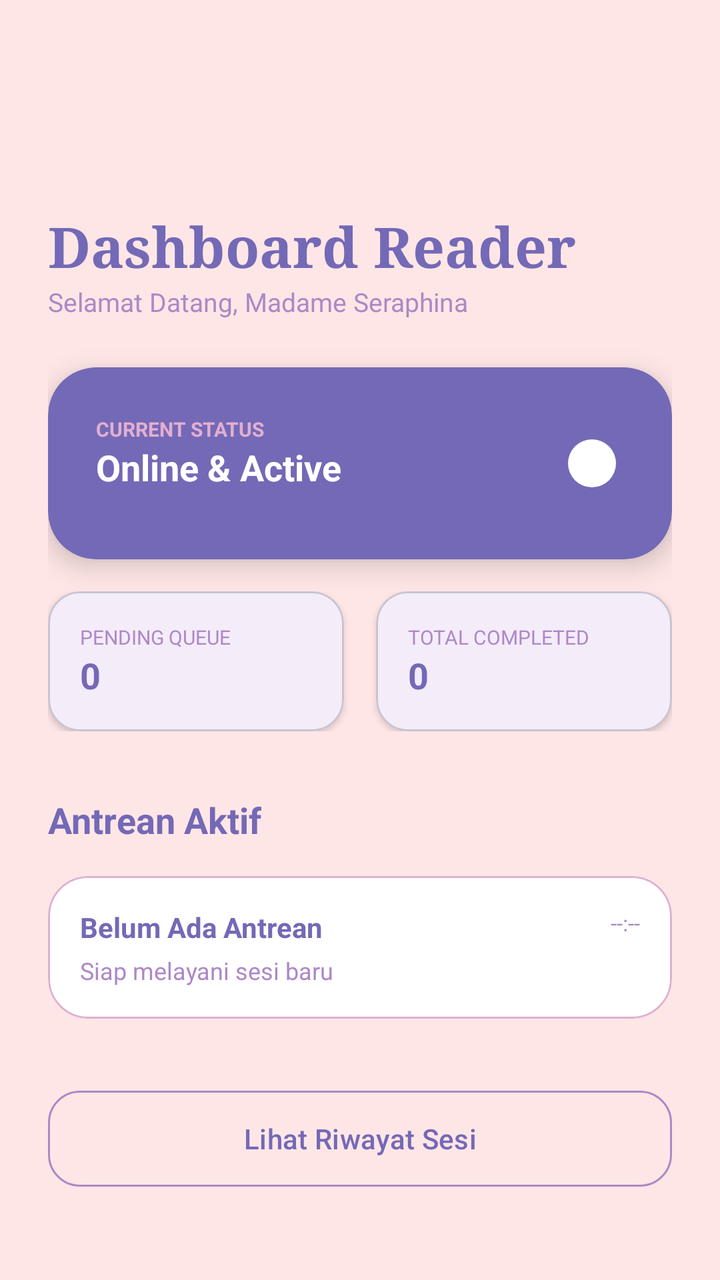
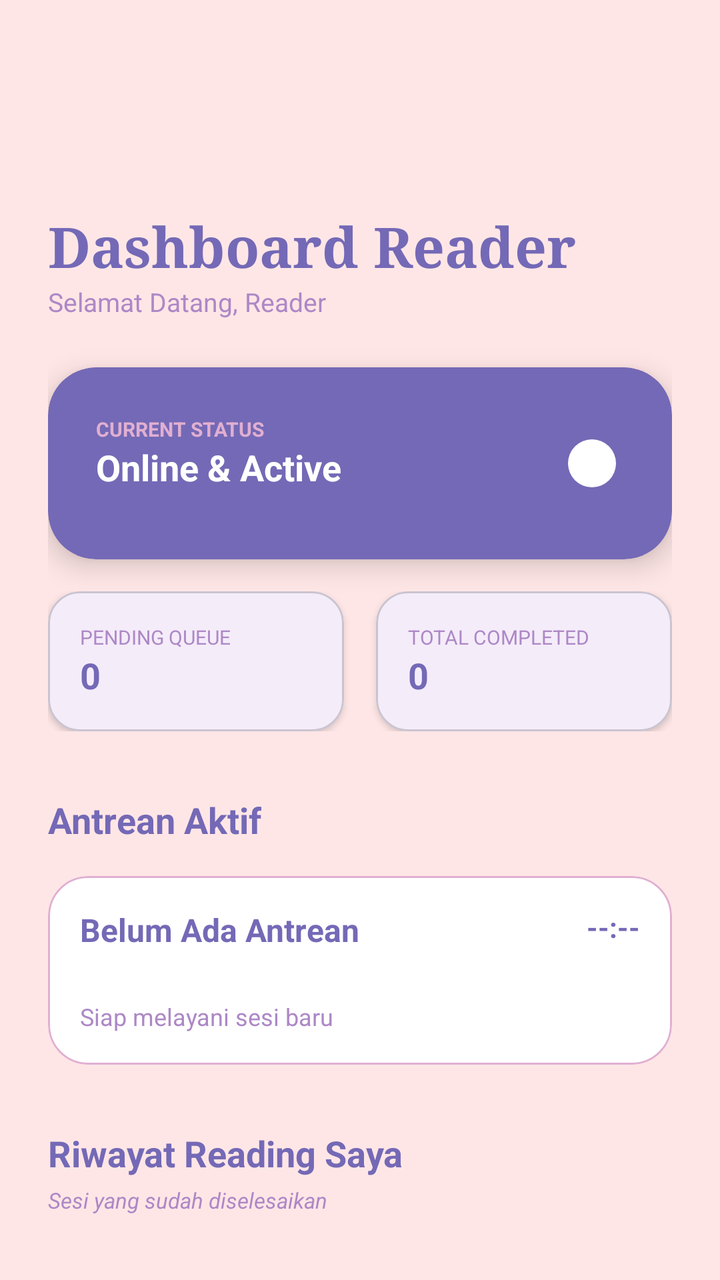

Screens rendered from an Android XML layout before and after an edit, with the pre-edit source and the edit as a unified diff.
<!-- AndroidManifest.xml: application theme Theme.Tarot -->
<!-- res/layout/activity_reader.xml -->
<?xml version="1.0" encoding="utf-8"?>
<LinearLayout xmlns:android="http://schemas.android.com/apk/res/android"
    xmlns:app="http://schemas.android.com/apk/res-auto"
    android:layout_width="match_parent"
    android:layout_height="match_parent"
    android:orientation="vertical"
    android:background="#FFE6E6">

    <com.google.android.material.appbar.MaterialToolbar
        android:id="@+id/toolbarReader"
        android:layout_width="match_parent"
        android:layout_height="?attr/actionBarSize"
        android:background="#FFE6E6"
        android:layout_marginTop="16dp"
        app:popupTheme="@style/ThemeOverlay.Material3.Light"
        app:titleTextColor="#7469B6" />

    <androidx.core.widget.NestedScrollView
        android:layout_width="match_parent"
        android:layout_height="0dp"
        android:layout_weight="1"
        android:fillViewport="true">

        <LinearLayout
            android:layout_width="match_parent"
            android:layout_height="wrap_content"
            android:orientation="vertical"
            android:padding="24dp">

            <RelativeLayout
                android:layout_width="match_parent"
                android:layout_height="wrap_content">
                <LinearLayout
                    android:layout_width="wrap_content"
                    android:layout_height="wrap_content"
                    android:orientation="vertical">
                    <TextView
                        android:id="@+id/tvHeaderTitle"
                        android:layout_width="wrap_content"
                        android:layout_height="wrap_content"
                        android:fontFamily="serif"
                        android:text="Dashboard Reader"
                        android:textColor="#7469B6"
                        android:textSize="28sp"
                        android:textStyle="bold" />
                    <TextView
                        android:id="@+id/tvReaderGreeting"
                        android:layout_width="wrap_content"
                        android:layout_height="wrap_content"
                        android:text="Selamat Datang, Madame Seraphina"
                        android:textColor="#AD88C6"
                        android:textSize="13sp" />
                </LinearLayout>
            </RelativeLayout>

            <com.google.android.material.card.MaterialCardView
                android:layout_width="match_parent"
                android:layout_height="wrap_content"
                android:layout_marginTop="24dp"
                app:cardBackgroundColor="#7469B6"
                app:cardCornerRadius="24dp"
                app:cardElevation="8dp"
                app:strokeWidth="0dp">
                <RelativeLayout android:padding="24dp" android:layout_width="match_parent" android:layout_height="wrap_content">
                    <LinearLayout android:orientation="vertical" android:layout_width="wrap_content" android:layout_height="wrap_content">
                        <TextView android:text="CURRENT STATUS" android:textSize="10sp" android:textColor="#E1AFD1" android:textStyle="bold" android:layout_width="wrap_content" android:layout_height="wrap_content" />
                        <TextView android:id="@+id/tvStatusLabel" android:text="Online &amp; Active" android:textSize="18sp" android:textColor="#FFFFFF" android:textStyle="bold" android:layout_width="wrap_content" android:layout_height="wrap_content" />
                    </LinearLayout>
                    <com.google.android.material.materialswitch.MaterialSwitch
                        android:id="@+id/switchStatus"
                        android:layout_width="wrap_content"
                        android:layout_height="wrap_content"
                        android:layout_alignParentEnd="true"
                        android:layout_centerVertical="true"
                        android:checked="true" />
                </RelativeLayout>
            </com.google.android.material.card.MaterialCardView>

            <LinearLayout
                android:layout_width="match_parent"
                android:layout_height="wrap_content"
                android:layout_marginTop="16dp"
                android:orientation="horizontal"
                android:weightSum="2">

                <com.google.android.material.card.MaterialCardView
                    android:layout_width="0dp"
                    android:layout_height="wrap_content"
                    android:layout_weight="1"
                    android:layout_marginEnd="8dp"
                    app:cardCornerRadius="16dp"
                    app:cardElevation="2dp">
                    <LinearLayout android:padding="16dp" android:orientation="vertical" android:layout_width="match_parent" android:layout_height="wrap_content">
                        <TextView android:text="PENDING QUEUE" android:textSize="10sp" android:textColor="#AD88C6" android:layout_width="wrap_content" android:layout_height="wrap_content"/>
                        <TextView android:id="@+id/tvPendingCount" android:text="0" android:textStyle="bold" android:textSize="18sp" android:textColor="#7469B6" android:layout_width="wrap_content" android:layout_height="wrap_content"/>
                    </LinearLayout>
                </com.google.android.material.card.MaterialCardView>

                <com.google.android.material.card.MaterialCardView
                    android:layout_width="0dp"
                    android:layout_height="wrap_content"
                    android:layout_weight="1"
                    android:layout_marginStart="8dp"
                    app:cardCornerRadius="16dp"
                    app:cardElevation="2dp">
                    <LinearLayout android:padding="16dp" android:orientation="vertical" android:layout_width="match_parent" android:layout_height="wrap_content">
                        <TextView android:text="TOTAL COMPLETED" android:textSize="10sp" android:textColor="#AD88C6" android:layout_width="wrap_content" android:layout_height="wrap_content"/>
                        <TextView android:id="@+id/tvCompletedCount" android:text="0" android:textStyle="bold" android:textSize="18sp" android:textColor="#7469B6" android:layout_width="wrap_content" android:layout_height="wrap_content"/>
                    </LinearLayout>
                </com.google.android.material.card.MaterialCardView>
            </LinearLayout>

            <TextView
                android:layout_width="wrap_content"
                android:layout_height="wrap_content"
                android:layout_marginTop="32dp"
                android:text="Antrean Aktif"
                android:textColor="#7469B6"
                android:textSize="18sp"
                android:textStyle="bold" />

            <com.google.android.material.card.MaterialCardView
                android:id="@+id/cardNextBooking"
                android:layout_width="match_parent"
                android:layout_height="wrap_content"
                android:layout_marginTop="16dp"
                app:cardBackgroundColor="#FFFFFF"
                app:cardCornerRadius="20dp"
                app:strokeColor="#E1AFD1"
                app:strokeWidth="1dp">
                <LinearLayout android:padding="16dp" android:orientation="vertical" android:layout_width="match_parent" android:layout_height="wrap_content">
                    <RelativeLayout android:layout_width="match_parent" android:layout_height="wrap_content">
                        <TextView android:id="@+id/tvNextCustomerName" android:text="Belum Ada Antrean" android:textColor="#7469B6" android:textStyle="bold" android:layout_width="wrap_content" android:layout_height="wrap_content" />
                        <TextView android:id="@+id/tvNextBookingTime" android:layout_alignParentEnd="true" android:text="--:--" android:textSize="11sp" android:textColor="#AD88C6" android:layout_width="wrap_content" android:layout_height="wrap_content" />
                    </RelativeLayout>
                    <TextView android:id="@+id/tvNextPackageName" android:layout_marginTop="4dp" android:text="Siap melayani sesi baru" android:textSize="12sp" android:textColor="#AD88C6" android:layout_width="wrap_content" android:layout_height="wrap_content" />

                    <com.google.android.material.button.MaterialButton
                        android:id="@+id/btnStartReading"
                        android:layout_width="match_parent"
                        android:layout_height="wrap_content"
                        android:layout_marginTop="12dp"
                        android:text="Mulai Ramalan"
                        android:visibility="gone"
                        app:cornerRadius="12dp"
                        app:backgroundTint="#7469B6" />
                </LinearLayout>
            </com.google.android.material.card.MaterialCardView>

            <com.google.android.material.button.MaterialButton
                android:id="@+id/btnViewHistory"
                style="@style/Widget.Material3.Button.OutlinedButton"
                android:layout_width="match_parent"
                android:layout_height="56dp"
                android:layout_marginTop="32dp"
                android:text="Lihat Riwayat Sesi"
                android:textColor="#7469B6"
                app:strokeColor="#AD88C6"
                app:cornerRadius="16dp" />

            <View android:layout_width="match_parent" android:layout_height="40dp" />

        </LinearLayout>
    </androidx.core.widget.NestedScrollView>

</LinearLayout>
<!-- resources referenced by this layout -->
<resources>
  <style name="Theme.Tarot" parent="Base.Theme.Tarot" />
  <style name="Base.Theme.Tarot" parent="Theme.Material3.DayNight.NoActionBar">
          <item name="colorPrimary">#7469B6</item>
          <item name="colorOnPrimary">#FFFFFF</item>
          <item name="colorPrimaryContainer">#F3E5F5</item>
  
          <item name="android:windowBackground">#FFE6E6</item>
  
          <item name="android:statusBarColor">#FFE6E6</item>
          <item name="android:windowLightStatusBar">true</item>
      </style>
</resources>

<!-- the commit's change to res/layout/activity_reader.xml (unified diff, before → after) -->
@@ -27,6 +27,7 @@
             android:orientation="vertical"
             android:padding="24dp">
 
+            
             <RelativeLayout
                 android:layout_width="match_parent"
                 android:layout_height="wrap_content">
@@ -47,12 +48,13 @@
                         android:id="@+id/tvReaderGreeting"
                         android:layout_width="wrap_content"
                         android:layout_height="wrap_content"
-                        android:text="Selamat Datang, Madame Seraphina"
+                        android:text="Selamat Datang, Reader"
                         android:textColor="#AD88C6"
                         android:textSize="13sp" />
                 </LinearLayout>
             </RelativeLayout>
 
+            
             <com.google.android.material.card.MaterialCardView
                 android:layout_width="match_parent"
                 android:layout_height="wrap_content"
@@ -76,6 +78,7 @@
                 </RelativeLayout>
             </com.google.android.material.card.MaterialCardView>
 
+            
             <LinearLayout
                 android:layout_width="match_parent"
                 android:layout_height="wrap_content"
@@ -110,6 +113,7 @@
                 </com.google.android.material.card.MaterialCardView>
             </LinearLayout>
 
+            
             <TextView
                 android:layout_width="wrap_content"
                 android:layout_height="wrap_content"
@@ -129,11 +133,47 @@
                 app:strokeColor="#E1AFD1"
                 app:strokeWidth="1dp">
                 <LinearLayout android:padding="16dp" android:orientation="vertical" android:layout_width="match_parent" android:layout_height="wrap_content">
+
+                    
                     <RelativeLayout android:layout_width="match_parent" android:layout_height="wrap_content">
-                        <TextView android:id="@+id/tvNextCustomerName" android:text="Belum Ada Antrean" android:textColor="#7469B6" android:textStyle="bold" android:layout_width="wrap_content" android:layout_height="wrap_content" />
-                        <TextView android:id="@+id/tvNextBookingTime" android:layout_alignParentEnd="true" android:text="--:--" android:textSize="11sp" android:textColor="#AD88C6" android:layout_width="wrap_content" android:layout_height="wrap_content" />
+                        <TextView
+                            android:id="@+id/tvNextCustomerName"
+                            android:text="Belum Ada Antrean"
+                            android:textColor="#7469B6"
+                            android:textStyle="bold"
+                            android:textSize="16sp"
+                            android:layout_width="wrap_content"
+                            android:layout_height="wrap_content" />
+                        <TextView
+                            android:id="@+id/tvNextBookingTime"
+                            android:layout_alignParentEnd="true"
+                            android:text="--:--"
+                            android:textSize="14sp"
+                            android:textStyle="bold"
+                            android:textColor="#7469B6"
+                            android:layout_width="wrap_content"
+                            android:layout_height="wrap_content" />
                     </RelativeLayout>
-                    <TextView android:id="@+id/tvNextPackageName" android:layout_marginTop="4dp" android:text="Siap melayani sesi baru" android:textSize="12sp" android:textColor="#AD88C6" android:layout_width="wrap_content" android:layout_height="wrap_content" />
+
+                    
+                    <TextView
+                        android:id="@+id/tvNextBookingDate"
+                        android:layout_width="wrap_content"
+                        android:layout_height="wrap_content"
+                        android:layout_marginTop="4dp"
+                        android:text=""
+                        android:textSize="12sp"
+                        android:textColor="#AD88C6" />
+
+                    
+                    <TextView
+                        android:id="@+id/tvNextPackageName"
+                        android:layout_marginTop="4dp"
+                        android:text="Siap melayani sesi baru"
+                        android:textSize="12sp"
+                        android:textColor="#AD88C6"
+                        android:layout_width="wrap_content"
+                        android:layout_height="wrap_content" />
 
                     <com.google.android.material.button.MaterialButton
                         android:id="@+id/btnStartReading"
@@ -147,16 +187,32 @@
                 </LinearLayout>
             </com.google.android.material.card.MaterialCardView>
 
-            <com.google.android.material.button.MaterialButton
-                android:id="@+id/btnViewHistory"
-                style="@style/Widget.Material3.Button.OutlinedButton"
-                android:layout_width="match_parent"
-                android:layout_height="56dp"
+            
+            <TextView
+                android:layout_width="wrap_content"
+                android:layout_height="wrap_content"
                 android:layout_marginTop="32dp"
-                android:text="Lihat Riwayat Sesi"
+                android:text="Riwayat Reading Saya"
                 android:textColor="#7469B6"
-                app:strokeColor="#AD88C6"
-                app:cornerRadius="16dp" />
+                android:textSize="18sp"
+                android:textStyle="bold" />
+
+            <TextView
+                android:layout_width="wrap_content"
+                android:layout_height="wrap_content"
+                android:layout_marginTop="4dp"
+                android:text="Sesi yang sudah diselesaikan"
+                android:textColor="#AD88C6"
+                android:textSize="11sp"
+                android:textStyle="italic" />
+
+            
+            <LinearLayout
+                android:id="@+id/containerReaderHistory"
+                android:layout_width="match_parent"
+                android:layout_height="wrap_content"
+                android:layout_marginTop="12dp"
+                android:orientation="vertical" />
 
             <View android:layout_width="match_parent" android:layout_height="40dp" />
 
